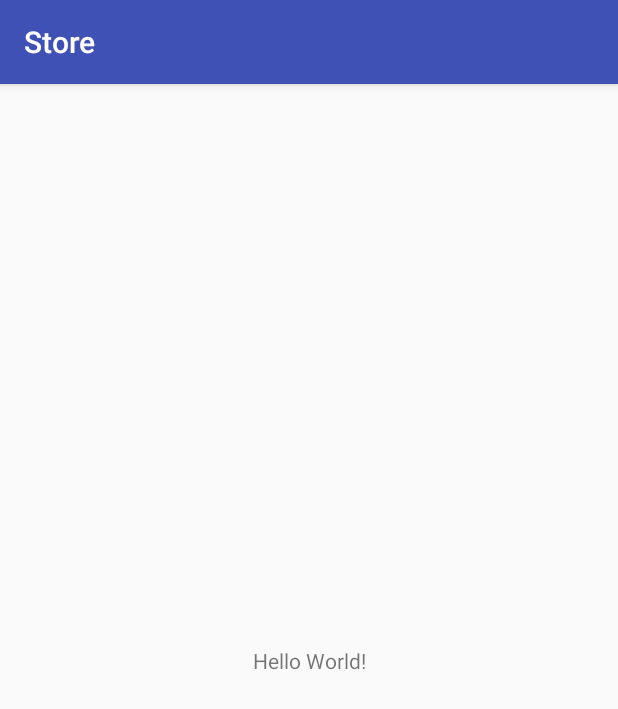
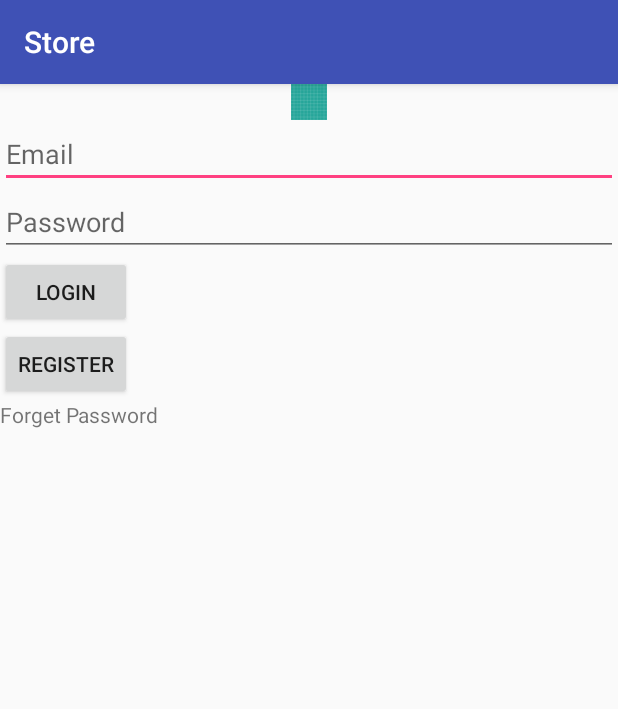
Before and after one commit to TheEagle0/Court-Counter, an Android app: the screen it shows after launch (MainActivity), on a phone screen of 412 x 824 dp. Shown: the top 709 px of the screen. Run offline under Robolectric (Android 15) with nearby library versions, the phone set to English and light mode, and no system bars.

Commit message:
Layout 1

```diff
--- a/Android/projects/Store/app/src/main/res/layout/activity_main.xml
+++ b/Android/projects/Store/app/src/main/res/layout/activity_main.xml
@@ -1,18 +1,44 @@
 <?xml version="1.0" encoding="utf-8"?>
-<android.support.constraint.ConstraintLayout xmlns:android="http://schemas.android.com/apk/res/android"
-    xmlns:app="http://schemas.android.com/apk/res-auto"
+<LinearLayout xmlns:android="http://schemas.android.com/apk/res/android"
     xmlns:tools="http://schemas.android.com/tools"
     android:layout_width="match_parent"
     android:layout_height="match_parent"
-    tools:context="com.example.theeagle.store.MainActivity">
+    tools:context="com.example.theeagle.store.MainActivity"
+    android:orientation="vertical">
 
-    <TextView
+<ImageView
+    android:layout_width="wrap_content"
+    android:layout_height="wrap_content"
+    android:src="@drawable/ic_launcher_background"
+    android:layout_gravity="center_horizontal"
+    android:contentDescription="@string/image"
+    />
+    <EditText
+        android:layout_width="match_parent"
+        android:layout_height="wrap_content"
+        android:id="@+id/email_et"
+        android:hint="@string/email"
+        android:inputType="textEmailAddress"
+        />
+    <EditText
+        android:layout_width="match_parent"
+        android:layout_height="wrap_content"
+        android:id="@+id/password_et"
+        android:hint="@string/password"
+        android:inputType="textPassword"/>
+    <Button
         android:layout_width="wrap_content"
         android:layout_height="wrap_content"
-        android:text="Hello World!"
-        app:layout_constraintBottom_toBottomOf="parent"
-        app:layout_constraintLeft_toLeftOf="parent"
-        app:layout_constraintRight_toRightOf="parent"
-        app:layout_constraintTop_toTopOf="parent" />
+        android:id="@+id/login_btn"
+        android:text="@string/login"/>
+    <Button
+        android:layout_width="wrap_content"
+        android:layout_height="wrap_content"
+        android:id="@+id/register_btn"
+        android:text="@string/register"/>
+    <TextView
+        android:layout_width="match_parent"
+        android:layout_height="wrap_content"
+        android:text="@string/forget_password"/>
 
-</android.support.constraint.ConstraintLayout>
+</LinearLayout>
--- a/Android/projects/Store/app/src/main/res/values/strings.xml
+++ b/Android/projects/Store/app/src/main/res/values/strings.xml
@@ -1,3 +1,9 @@
 <resources>
     <string name="app_name">Store</string>
+    <string name="forget_password">Forget Password</string>
+    <string name="password">Password</string>
+    <string name="email">Email</string>
+    <string name="login">Login</string>
+    <string name="register">Register</string>
+    <string name="image">Image</string>
 </resources>
```
Also changed, not shown: 1 other file.
